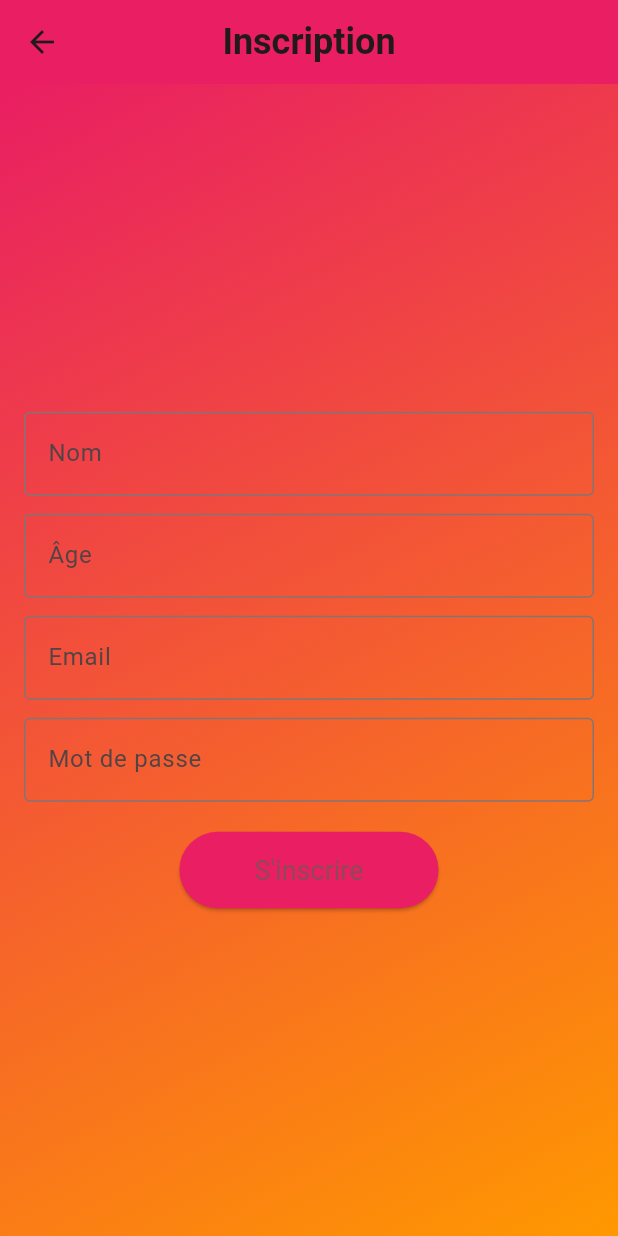
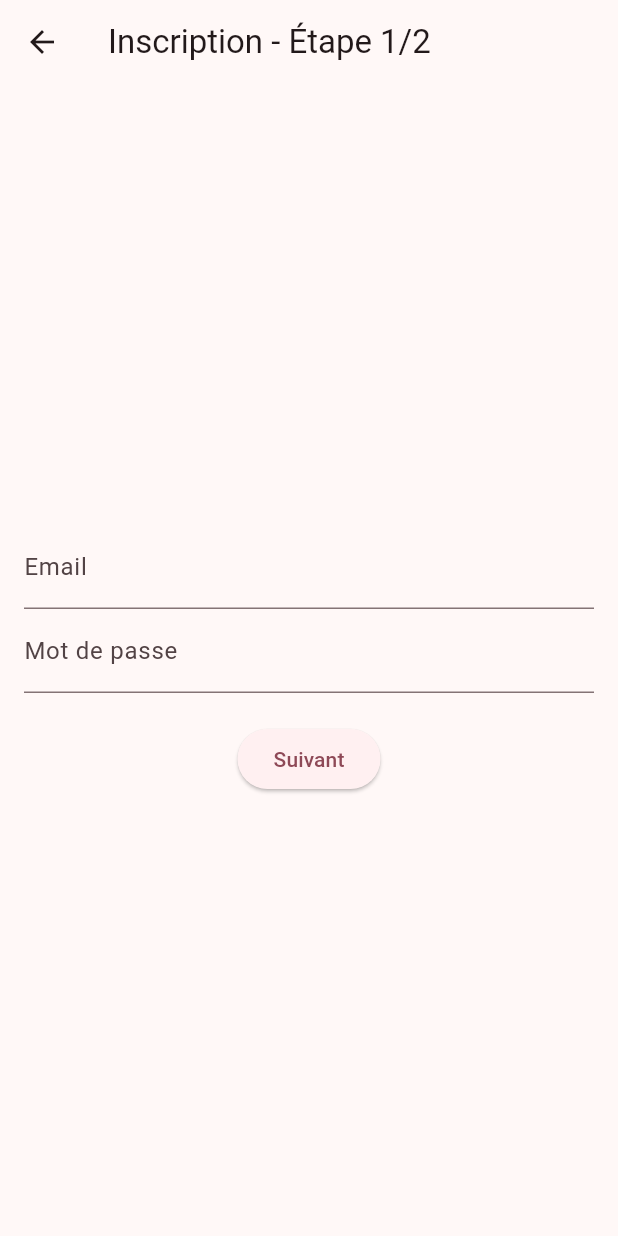
Before and after one commit to Cardly007/konekte, a Flutter app: the screen it shows after launch, after a tap on "Créer un compte", on a phone screen of 412 x 824 dp. Run offline on Flutter 3.47's test engine with Material 3 defaults, Android fonts, the phone set to English and light mode, and no system bars; our stand-ins replace flutter_chat_types, flutter_chat_ui, font_awesome_flutter, image_picker, lottie, shared_preferences and 1 more.

Commit message:
refactor: Refondre le parcours d'inscription et intégrer Alembic
Cette modification majeure refactorise en profondeur le système d'inscription et corrige un bug critique de base de données en intégrant Alembic pour les migrations.

Changements clés :

- **Mise en Place d'Alembic** : Alembic est maintenant configuré pour gérer les migrations de la base de données PostgreSQL. Un premier script de migration a été créé pour synchroniser le schéma de la base de données avec les modèles du code, corrigeant ainsi l'erreur `UndefinedColumn` pour `fcm_token`.

- **Refactorisation du Backend d'Inscription** : Un modèle Pydantic dédié (`UserRegister`) a été introduit pour une validation plus stricte des données d'inscription (longueur du mot de passe, unicité de l'email et du nom d'utilisateur).

- **Nouveau Parcours d'Inscription Frontend** : L'ancienne page d'inscription a été remplacée par un nouveau parcours multi-étapes (`register_flow_page.dart`) qui offre une meilleure expérience utilisateur.

- **Connexion Automatique** : Après une inscription réussie, l'utilisateur est maintenant automatiquement connecté grâce à l'`AuthProvider`, ce qui fluidifie l'entrée dans l'application.

Cette soumission rend le processus d'inscription plus robuste, plus agréable pour l'utilisateur, et assure que le schéma de la base de données restera synchronisé avec le code à l'avenir.

```diff
--- a/lib/pages/login_page.dart
+++ b/lib/pages/login_page.dart
@@ -1,7 +1,7 @@
 import 'package:flutter/material.dart';
 import 'package:provider/provider.dart';
 import '../providers/auth_provider.dart';
-import 'register_page.dart';
+import 'register_flow_page.dart';
 
 class LoginPage extends StatefulWidget {
   const LoginPage({super.key});
@@ -100,7 +100,7 @@ class _LoginPageState extends State<LoginPage> {
                 ),
                 const SizedBox(height: 20),
                 TextButton(
-                  onPressed: () => Navigator.of(context).push(MaterialPageRoute(builder: (_) => const RegisterPage())),
+                  onPressed: () => Navigator.of(context).push(MaterialPageRoute(builder: (_) => const RegisterFlowPage())),
                   child: const Text('Créer un compte', style: TextStyle(color: Colors.blue)),
                 ),
               ],
--- /dev/null
+++ b/lib/pages/register_flow_page.dart
@@ -0,0 +1,149 @@
+import 'package:flutter/material.dart';
+import 'package:provider/provider.dart';
+import '../providers/auth_provider.dart';
+import 'package:http/http.dart' as http;
+import 'dart:convert';
+import '../utils/constants.dart';
+
+class RegisterFlowPage extends StatefulWidget {
+  const RegisterFlowPage({super.key});
+
+  @override
+  State<RegisterFlowPage> createState() => _RegisterFlowPageState();
+}
+
+class _RegisterFlowPageState extends State<RegisterFlowPage> {
+  final PageController _pageController = PageController();
+  final _formKeyStep1 = GlobalKey<FormState>();
+  final _formKeyStep2 = GlobalKey<FormState>();
+
+  // Controllers for data
+  final _emailController = TextEditingController();
+  final _passwordController = TextEditingController();
+  final _nameController = TextEditingController();
+  DateTime? _birthdate;
+
+  int _currentPage = 0;
+
+  @override
+  Widget build(BuildContext context) {
+    return Scaffold(
+      appBar: AppBar(
+        title: Text("Inscription - Étape ${_currentPage + 1}/2"),
+      ),
+      body: PageView(
+        controller: _pageController,
+        physics: const NeverScrollableScrollPhysics(),
+        children: [
+          _buildStep1(),
+          _buildStep2(),
+        ],
+      ),
+    );
+  }
+
+  Widget _buildStep1() {
+    return Padding(
+      padding: const EdgeInsets.all(16.0),
+      child: Form(
+        key: _formKeyStep1,
+        child: Column(
+          mainAxisAlignment: MainAxisAlignment.center,
+          children: [
+            TextFormField(
+              controller: _emailController,
+              decoration: const InputDecoration(labelText: 'Email'),
+              validator: (value) => (value == null || !value.contains('@')) ? 'Email invalide' : null,
+            ),
+            TextFormField(
+              controller: _passwordController,
+              decoration: const InputDecoration(labelText: 'Mot de passe'),
+              obscureText: true,
+              validator: (value) => (value == null || value.length < 8) ? '8 caractères minimum' : null,
+            ),
+            const SizedBox(height: 20),
+            ElevatedButton(
+              onPressed: () {
+                if (_formKeyStep1.currentState!.validate()) {
+                  _pageController.nextPage(duration: const Duration(milliseconds: 300), curve: Curves.easeIn);
+                  setState(() => _currentPage = 1);
+                }
+              },
+              child: const Text('Suivant'),
+            ),
+          ],
+        ),
+      ),
+    );
+  }
+
+  Widget _buildStep2() {
+    return Padding(
+      padding: const EdgeInsets.all(16.0),
+      child: Form(
+        key: _formKeyStep2,
+        child: Column(
+          mainAxisAlignment: MainAxisAlignment.center,
+          children: [
+            TextFormField(
+              controller: _nameController,
+              decoration: const InputDecoration(labelText: 'Nom ou pseudo'),
+              validator: (value) => (value == null || value.isEmpty) ? 'Champ requis' : null,
+            ),
+            // A simple birthdate selector
+            TextButton(
+              onPressed: () async {
+                final date = await showDatePicker(
+                  context: context,
+                  initialDate: DateTime.now().subtract(const Duration(days: 18 * 365)),
+                  firstDate: DateTime(1920),
+                  lastDate: DateTime.now(),
+                );
+                if (date != null) {
+                  setState(() => _birthdate = date);
+                }
+              },
+              child: Text(_birthdate == null ? 'Choisir date de naissance' : "${_birthdate!.toLocal()}".split(' ')[0]),
+            ),
+            const SizedBox(height: 20),
+            ElevatedButton(
+              onPressed: _submitRegistration,
+              child: const Text("Terminer l'inscription"),
+            ),
+          ],
+        ),
+      ),
+    );
+  }
+
+  Future<void> _submitRegistration() async {
+    if (_formKeyStep2.currentState!.validate() && _birthdate != null) {
+      // Show loading indicator
+      showDialog(context: context, builder: (_) => const Center(child: CircularProgressIndicator()), barrierDismissible: false);
+
+      // Call API to register
+      final response = await http.post(
+        Uri.parse('${Constants.apiBaseUrl}/api/register'),
+        headers: {'Content-Type': 'application/json'},
+        body: json.encode({
+          'email': _emailController.text,
+          'password': _passwordController.text,
+          'nom': _nameController.text,
+          'birthdate': _birthdate!.toIso8601String().split('T')[0], // format YYYY-MM-DD
+        }),
+      );
+
+      Navigator.of(context).pop(); // Dismiss loading indicator
+
+      if (response.statusCode == 200) {
+        // After successful registration, login automatically
+        final authProvider = Provider.of<AuthProvider>(context, listen: false);
+        await authProvider.login(_emailController.text, _passwordController.text);
+        // The AuthWrapper will handle navigation
+      } else {
+        // Show error message
+        ScaffoldMessenger.of(context).showSnackBar(SnackBar(content: Text('Erreur: ${response.body}')));
+      }
+    }
+  }
+}
```
Also changed, not shown: 5 other files.
